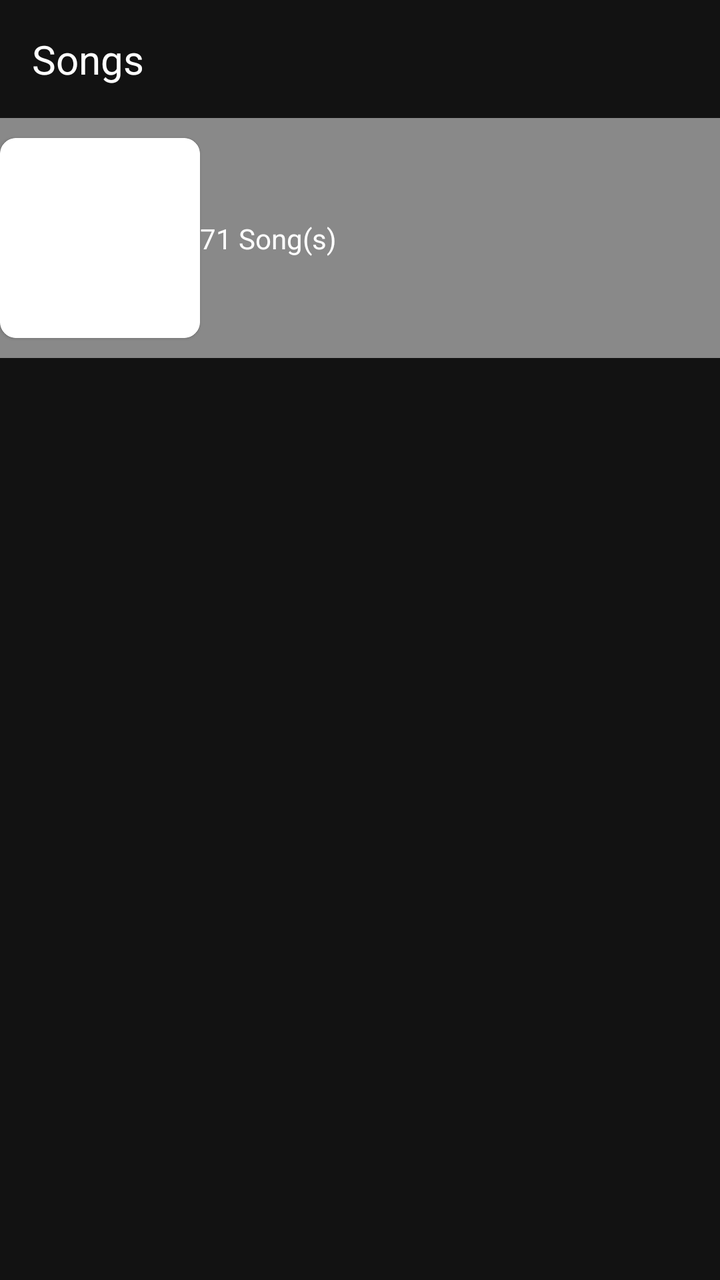
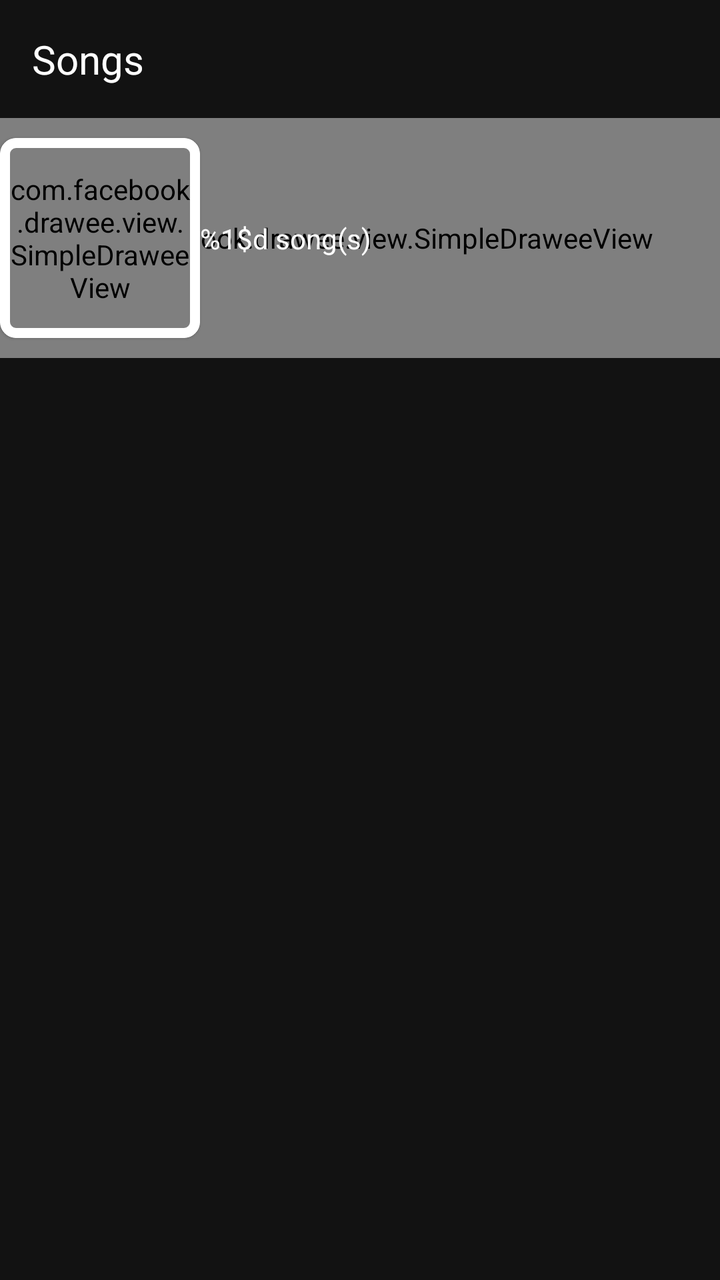

Screens rendered from an Android XML layout before and after an edit, with the pre-edit source and the edit as a unified diff.
<!-- AndroidManifest.xml: activity theme Theme.SongList -->
<!-- res/layout/activity_song_list.xml -->
<?xml version="1.0" encoding="utf-8"?>
<LinearLayout xmlns:android="http://schemas.android.com/apk/res/android"
    xmlns:app="http://schemas.android.com/apk/res-auto"
    android:orientation="vertical"
    android:background="#121212"
    android:layout_width="match_parent"
    android:layout_height="match_parent">

    <TextView
        android:text="Songs"
        android:textColor="#FFFFFF"
        android:textSize="20sp"
        android:padding="16dp"
        android:layout_width="match_parent"
        android:layout_height="wrap_content"/>

    <FrameLayout
        android:layout_width="match_parent"
        android:layout_height="120dp">

        <ImageView
            android:id="@+id/top_cover_bg"
            android:layout_width="match_parent"
            android:layout_height="match_parent"
            android:src="@raw/cover"
            android:scaleType="centerCrop"/>

        <View
            android:layout_width="match_parent"
            android:layout_height="match_parent"
            android:background="#80FFFFFF"/>

        <androidx.constraintlayout.widget.ConstraintLayout
            android:layout_width="match_parent"
            android:layout_height="match_parent">

            <com.google.android.material.card.MaterialCardView
                android:id="@+id/card"
                android:layout_width="100dp"
                android:layout_height="100dp"
                app:strokeColor="@color/white"
                app:strokeWidth="5dp"
                app:cardCornerRadius="8dp"

                app:layout_constraintStart_toStartOf="parent"
                app:layout_constraintEnd_toStartOf="@id/song_count_text"
                app:layout_constraintTop_toTopOf="parent"
                app:layout_constraintBottom_toBottomOf="parent"
                app:layout_constraintHorizontal_bias="0.3">

                <ImageView
                    android:id="@+id/top_cover"
                    android:layout_width="match_parent"
                    android:layout_height="match_parent"
                    android:layout_margin="5dp"
                    android:src="@raw/cover"
                    android:scaleType="centerCrop"/>
            </com.google.android.material.card.MaterialCardView>

            <TextView
                android:id="@+id/song_count_text"
                android:layout_width="wrap_content"
                android:layout_height="wrap_content"
                android:text="71 Song(s)"
                android:textColor="@color/white"

                app:layout_constraintStart_toEndOf="@id/card"
                app:layout_constraintBottom_toBottomOf="@id/card"
                app:layout_constraintTop_toTopOf="@id/card"/>
        </androidx.constraintlayout.widget.ConstraintLayout>

    </FrameLayout>

    <ListView
        android:id="@+id/listView"
        android:divider="#222222"
        android:dividerHeight="1dp"
        android:layout_width="match_parent"
        android:layout_height="match_parent"/>
</LinearLayout>
<!-- resources referenced by this layout -->
<resources>
  <color name="white">#FFFFFFFF</color>
  <style name="Theme.SongList" parent="Theme.MaterialComponents.DayNight.NoActionBar" />
</resources>

<!-- the commit's change to res/layout/activity_song_list.xml (unified diff, before → after) -->
@@ -1,13 +1,14 @@
 <?xml version="1.0" encoding="utf-8"?>
 <LinearLayout xmlns:android="http://schemas.android.com/apk/res/android"
     xmlns:app="http://schemas.android.com/apk/res-auto"
+    xmlns:fresco="http://schemas.android.com/tools"
     android:orientation="vertical"
     android:background="#121212"
     android:layout_width="match_parent"
     android:layout_height="match_parent">
 
     <TextView
-        android:text="Songs"
+        android:text="@string/category_song"
         android:textColor="#FFFFFF"
         android:textSize="20sp"
         android:padding="16dp"
@@ -18,17 +19,16 @@
         android:layout_width="match_parent"
         android:layout_height="120dp">
 
-        <ImageView
+        <com.facebook.drawee.view.SimpleDraweeView
             android:id="@+id/top_cover_bg"
             android:layout_width="match_parent"
             android:layout_height="match_parent"
-            android:src="@raw/cover"
-            android:scaleType="centerCrop"/>
+            fresco:placeholderImage="@raw/cover"
+            fresco:placeholderImageScaleType="centerCrop"/>
 
         <View
             android:layout_width="match_parent"
-            android:layout_height="match_parent"
-            android:background="#80FFFFFF"/>
+            android:layout_height="match_parent" />
 
         <androidx.constraintlayout.widget.ConstraintLayout
             android:layout_width="match_parent"
@@ -48,20 +48,20 @@
                 app:layout_constraintBottom_toBottomOf="parent"
                 app:layout_constraintHorizontal_bias="0.3">
 
-                <ImageView
+                <com.facebook.drawee.view.SimpleDraweeView
                     android:id="@+id/top_cover"
                     android:layout_width="match_parent"
                     android:layout_height="match_parent"
                     android:layout_margin="5dp"
-                    android:src="@raw/cover"
-                    android:scaleType="centerCrop"/>
+                    fresco:placeholderImage="@raw/cover"
+                    fresco:placeholderImageScaleType="centerCrop"/>
             </com.google.android.material.card.MaterialCardView>
 
             <TextView
                 android:id="@+id/song_count_text"
                 android:layout_width="wrap_content"
                 android:layout_height="wrap_content"
-                android:text="71 Song(s)"
+                android:text="@string/songs_count"
                 android:textColor="@color/white"
 
                 app:layout_constraintStart_toEndOf="@id/card"
<!-- resource entries referenced after the edit -->
@@ -1,6 +1,8 @@
 <!-- resources referenced by this layout -->
 <resources>
   <color name="white">#FFFFFFFF</color>
+  <string name="category_song">Songs</string>
+  <string name="songs_count">%1$d song(s)</string>
   <style name="Theme.SongList" parent="Theme.MaterialComponents.DayNight.NoActionBar" />
 </resources>
 
